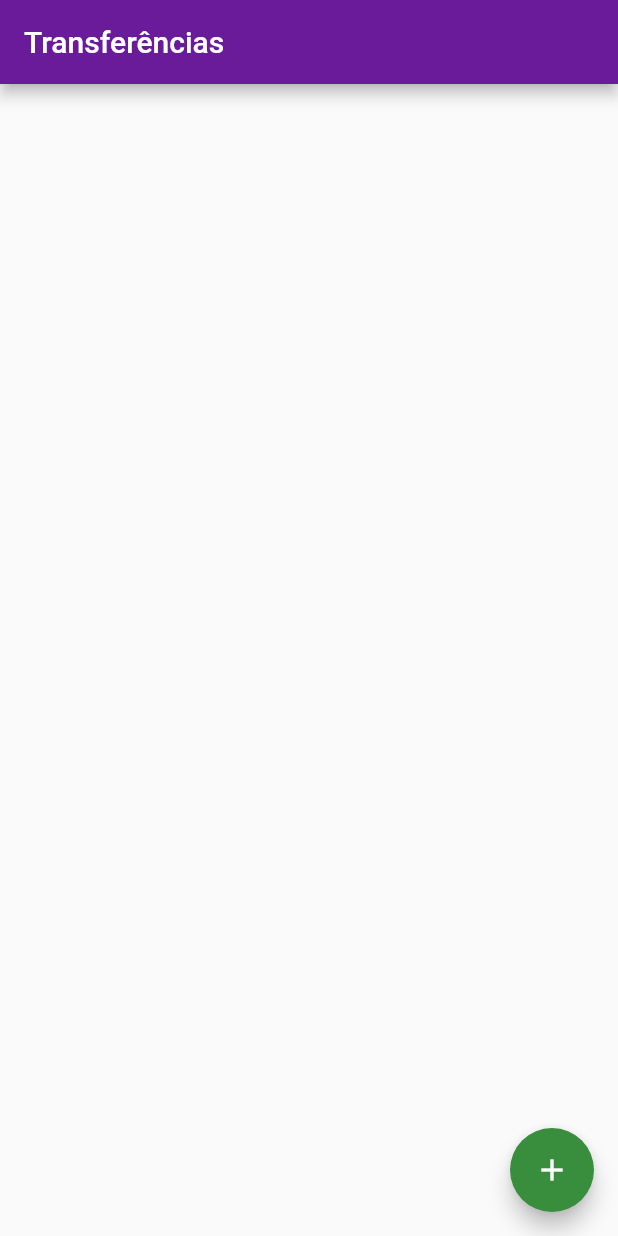
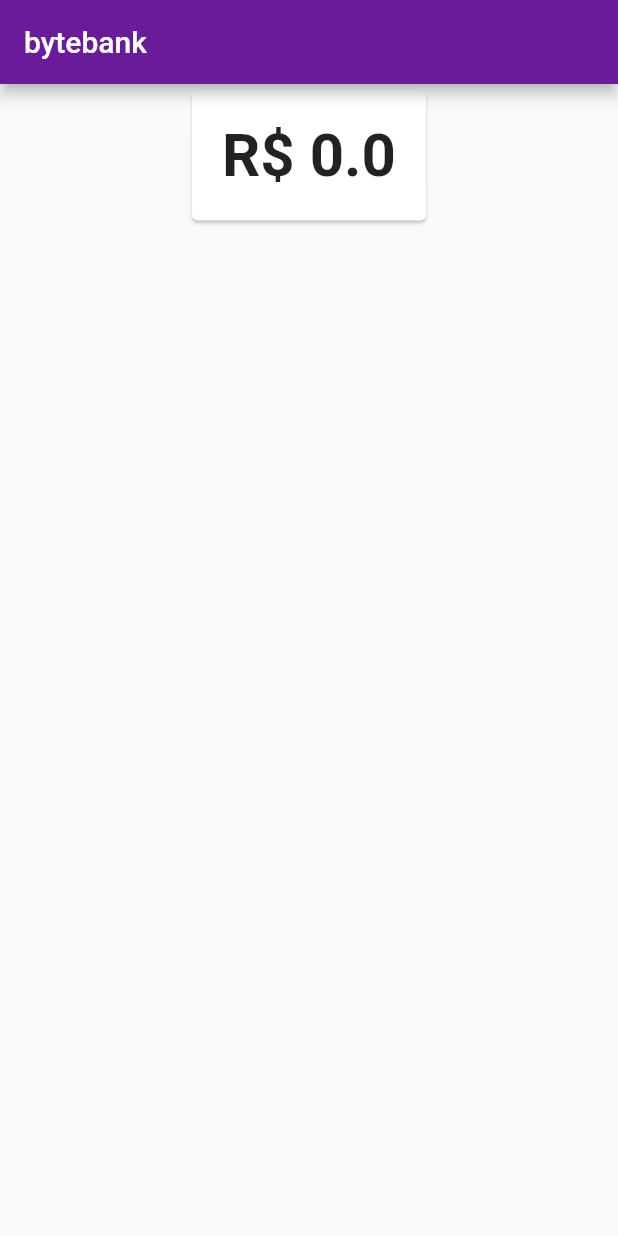
Before and after one commit to fabiocostadeoliveira/curso-flutter-app-bytebank, a Flutter app: the screen it shows after launch, on a phone screen of 412 x 824 dp. Run offline on Flutter 3.47's test engine with Material 2 defaults, Android fonts, the phone set to English and light mode, and no system bars.

Commit message:
Tratamentos relacionado a estado do saldo

```diff
--- a/lib/main.dart
+++ b/lib/main.dart
@@ -1,7 +1,13 @@
-import 'package:bytebank/screens/transferencias/lista.dart';
+import 'package:bytebank/models/saldo.dart';
+import 'package:bytebank/screens/dashboards/dashboard.dart';
+//import 'package:bytebank/screens/transferencias/lista.dart';
 import 'package:flutter/material.dart';
+import 'package:provider/provider.dart';
 
-void main() => runApp(ByteBankApp());
+void main() => runApp(ChangeNotifierProvider(
+      create: (context) => Saldo(0),
+      child: ByteBankApp(),
+    ));
 
 class ByteBankApp extends StatelessWidget {
   @override
@@ -15,7 +21,8 @@ class ByteBankApp extends StatelessWidget {
           textTheme: ButtonTextTheme.primary,
         ),
       ),
-      home: ListaTransferencias(),
+      //home: ListaTransferencias(),
+      home: Dashboard(),
     );
   }
 }
--- /dev/null
+++ b/lib/models/saldo.dart
@@ -0,0 +1,16 @@
+import 'package:flutter/cupertino.dart';
+
+class Saldo extends ChangeNotifier {
+  double valor;
+
+  Saldo(this.valor);
+
+  void adicionar(double valor) {
+    this.valor += valor;
+  }
+
+  @override
+  String toString() {
+    return 'R\$ $valor';
+  }
+}
--- /dev/null
+++ b/lib/screens/dashboards/dashboard.dart
@@ -0,0 +1,16 @@
+import 'package:bytebank/screens/dashboards/saldoCard.dart';
+import 'package:flutter/material.dart';
+
+class Dashboard extends StatelessWidget {
+  Widget build(BuildContext context) {
+    return Scaffold(
+      appBar: AppBar(
+        title: const Text("bytebank"),
+      ),
+      body: Align(
+        alignment: Alignment.topCenter,
+        child: SaldoCard(),
+      ),
+    );
+  }
+}
--- /dev/null
+++ b/lib/screens/dashboards/saldoCard.dart
@@ -0,0 +1,25 @@
+import 'package:bytebank/models/saldo.dart';
+import 'package:flutter/material.dart';
+import 'package:provider/provider.dart';
+
+class SaldoCard extends StatelessWidget {
+  Widget build(BuildContext context) {
+    return Card(
+      child: Padding(
+        padding: EdgeInsets.all(20.0),
+        child: Consumer<Saldo>(
+          builder: (context, valor, child) {
+            return Text(
+              valor.toString(),
+              textAlign: TextAlign.center,
+              style: TextStyle(
+                fontSize: 40,
+                fontWeight: FontWeight.bold,
+              ),
+            );
+          },
+        ),
+      ),
+    );
+  }
+}
--- a/pubspec.yaml
+++ b/pubspec.yaml
@@ -24,6 +24,7 @@ dependencies:
   flutter:
     sdk: flutter
 
+  provider: ^3.2.0
 
   # The following adds the Cupertino Icons font to your application.
   # Use with the CupertinoIcons class for iOS style icons.
```
Also changed, not shown: pubspec.lock.
